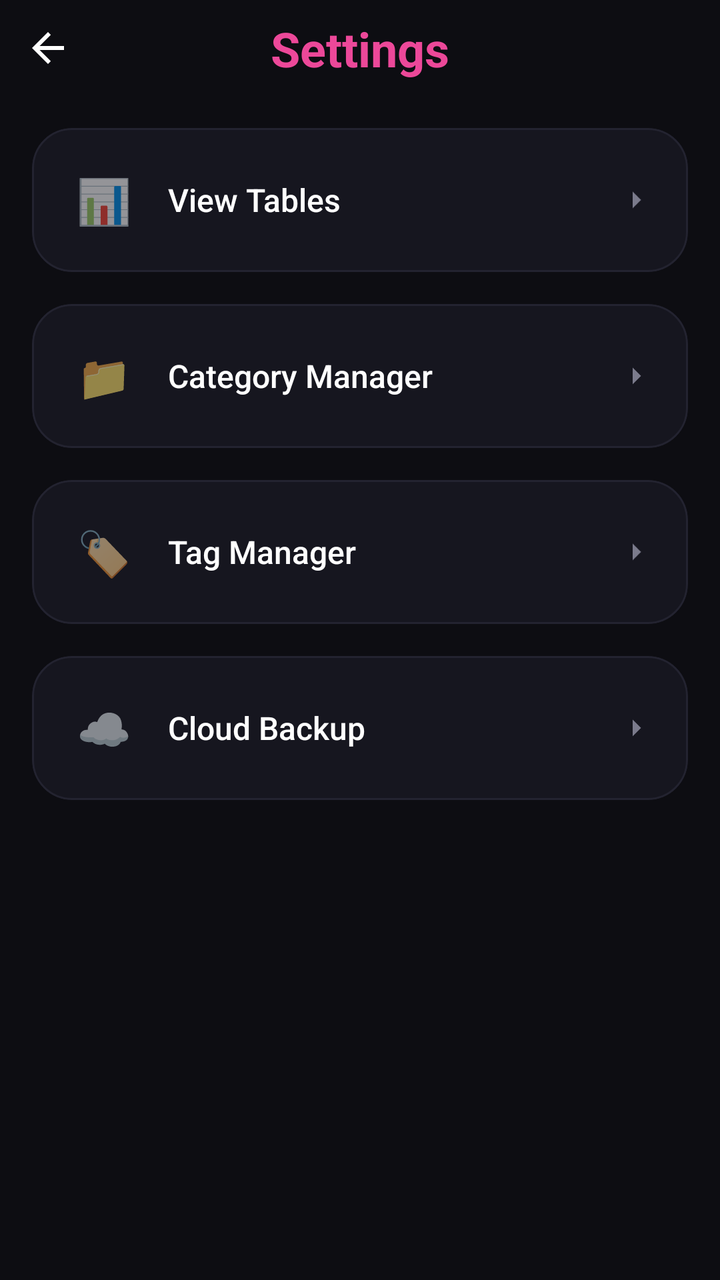
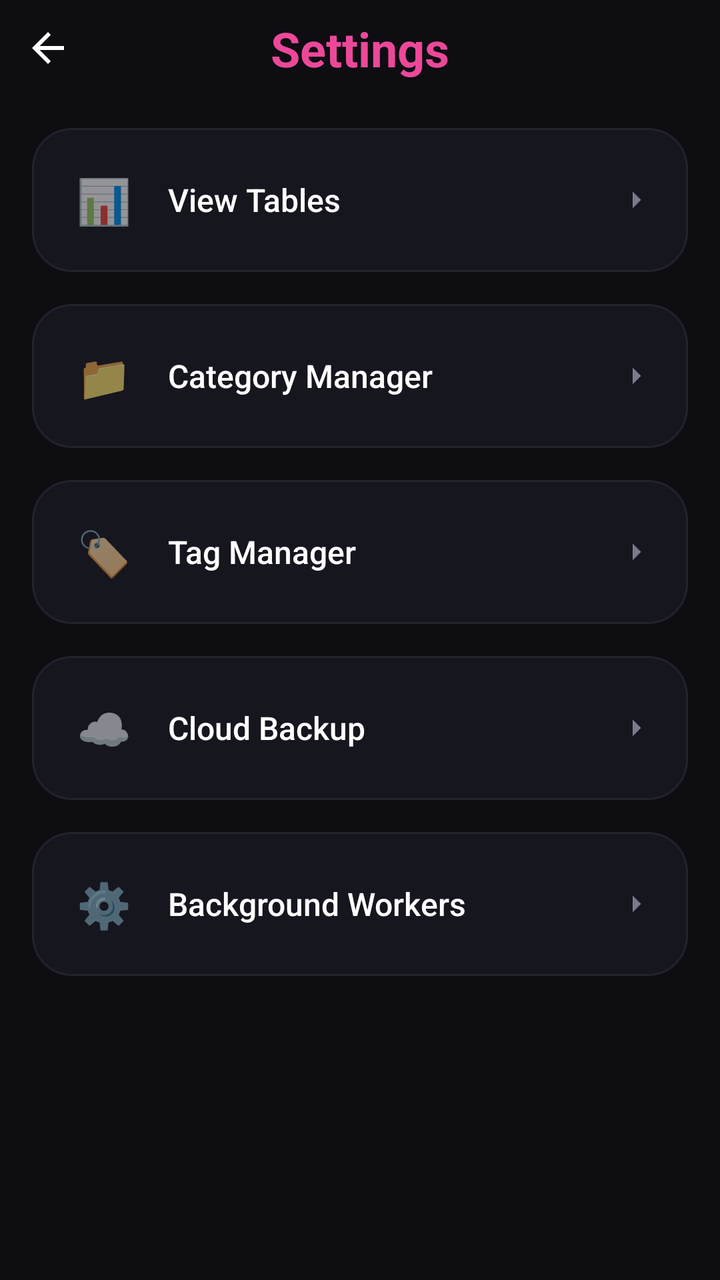

Compare the two renders of this Android layout. The source of the first and the diff that turns it into the second are given below.
<!-- AndroidManifest.xml: application theme Theme.PP -->
<!-- res/layout/activity_more.xml -->
<?xml version="1.0" encoding="utf-8"?>
<androidx.constraintlayout.widget.ConstraintLayout xmlns:android="http://schemas.android.com/apk/res/android"
    xmlns:app="http://schemas.android.com/apk/res-auto"
    android:layout_width="match_parent"
    android:layout_height="match_parent"
    android:background="@color/background"
    android:fitsSystemWindows="true">

    
    <ImageView
        android:id="@+id/btnBack"
        android:layout_width="48dp"
        android:layout_height="48dp"
        android:padding="12dp"
        android:src="@drawable/ic_back"
        android:contentDescription="@string/app_name"
        app:layout_constraintStart_toStartOf="parent"
        app:layout_constraintTop_toTopOf="parent"
        app:tint="@color/text_primary" />

    <TextView
        android:id="@+id/tvTitle"
        android:layout_width="wrap_content"
        android:layout_height="wrap_content"
        android:text="Settings"
        android:textColor="@color/accent_pink"
        android:textSize="24sp"
        android:textStyle="bold"
        app:layout_constraintBottom_toBottomOf="@id/btnBack"
        app:layout_constraintEnd_toEndOf="parent"
        app:layout_constraintStart_toStartOf="parent"
        app:layout_constraintTop_toTopOf="@id/btnBack" />

    <LinearLayout
        android:layout_width="match_parent"
        android:layout_height="wrap_content"
        android:orientation="vertical"
        android:padding="16dp"
        app:layout_constraintTop_toBottomOf="@id/btnBack">

        
        <com.google.android.material.card.MaterialCardView
            android:id="@+id/btnViewTables"
            android:layout_width="match_parent"
            android:layout_height="wrap_content"
            android:layout_marginBottom="16dp"
            app:cardBackgroundColor="@color/card_background"
            app:cardCornerRadius="20dp"
            app:cardElevation="0dp"
            app:strokeColor="@color/stroke_color"
            app:strokeWidth="1dp">
            <LinearLayout
                android:layout_width="match_parent"
                android:layout_height="wrap_content"
                android:orientation="horizontal"
                android:gravity="center_vertical"
                android:padding="16dp">
                <TextView
                    android:layout_width="40dp"
                    android:layout_height="40dp"
                    android:gravity="center"
                    android:text="📊"
                    android:textSize="22sp" />
                <TextView
                    android:layout_width="0dp"
                    android:layout_height="wrap_content"
                    android:layout_weight="1"
                    android:layout_marginStart="12dp"
                    android:text="View Tables"
                    android:textColor="@color/text_primary"
                    android:textSize="16sp"
                    android:fontFamily="sans-serif-medium" />
                <ImageView
                    android:layout_width="20dp"
                    android:layout_height="20dp"
                    android:src="@drawable/ic_arrow_down"
                    android:rotation="-90"
                    app:tint="@color/text_muted" />
            </LinearLayout>
        </com.google.android.material.card.MaterialCardView>

        
        <com.google.android.material.card.MaterialCardView
            android:id="@+id/btnCategoryManager"
            android:layout_width="match_parent"
            android:layout_height="wrap_content"
            android:layout_marginBottom="16dp"
            app:cardBackgroundColor="@color/card_background"
            app:cardCornerRadius="20dp"
            app:cardElevation="0dp"
            app:strokeColor="@color/stroke_color"
            app:strokeWidth="1dp">
            <LinearLayout
                android:layout_width="match_parent"
                android:layout_height="wrap_content"
                android:orientation="horizontal"
                android:gravity="center_vertical"
                android:padding="16dp">
                <TextView
                    android:layout_width="40dp"
                    android:layout_height="40dp"
                    android:gravity="center"
                    android:text="📁"
                    android:textSize="22sp" />
                <TextView
                    android:layout_width="0dp"
                    android:layout_height="wrap_content"
                    android:layout_weight="1"
                    android:layout_marginStart="12dp"
                    android:text="Category Manager"
                    android:textColor="@color/text_primary"
                    android:textSize="16sp"
                    android:fontFamily="sans-serif-medium" />
                <ImageView
                    android:layout_width="20dp"
                    android:layout_height="20dp"
                    android:src="@drawable/ic_arrow_down"
                    android:rotation="-90"
                    app:tint="@color/text_muted" />
            </LinearLayout>
        </com.google.android.material.card.MaterialCardView>

        
        <com.google.android.material.card.MaterialCardView
            android:id="@+id/btnTagManager"
            android:layout_width="match_parent"
            android:layout_height="wrap_content"
            android:layout_marginBottom="16dp"
            app:cardBackgroundColor="@color/card_background"
            app:cardCornerRadius="20dp"
            app:cardElevation="0dp"
            app:strokeColor="@color/stroke_color"
            app:strokeWidth="1dp">
            <LinearLayout
                android:layout_width="match_parent"
                android:layout_height="wrap_content"
                android:orientation="horizontal"
                android:gravity="center_vertical"
                android:padding="16dp">
                <TextView
                    android:layout_width="40dp"
                    android:layout_height="40dp"
                    android:gravity="center"
                    android:text="🏷️"
                    android:textSize="22sp" />
                <TextView
                    android:layout_width="0dp"
                    android:layout_height="wrap_content"
                    android:layout_weight="1"
                    android:layout_marginStart="12dp"
                    android:text="Tag Manager"
                    android:textColor="@color/text_primary"
                    android:textSize="16sp"
                    android:fontFamily="sans-serif-medium" />
                <ImageView
                    android:layout_width="20dp"
                    android:layout_height="20dp"
                    android:src="@drawable/ic_arrow_down"
                    android:rotation="-90"
                    app:tint="@color/text_muted" />
            </LinearLayout>
        </com.google.android.material.card.MaterialCardView>

        
        <com.google.android.material.card.MaterialCardView
            android:id="@+id/btnBackup"
            android:layout_width="match_parent"
            android:layout_height="wrap_content"
            android:layout_marginBottom="16dp"
            app:cardBackgroundColor="@color/card_background"
            app:cardCornerRadius="20dp"
            app:cardElevation="0dp"
            app:strokeColor="@color/stroke_color"
            app:strokeWidth="1dp">
            <LinearLayout
                android:layout_width="match_parent"
                android:layout_height="wrap_content"
                android:orientation="horizontal"
                android:gravity="center_vertical"
                android:padding="16dp">
                <TextView
                    android:layout_width="40dp"
                    android:layout_height="40dp"
                    android:gravity="center"
                    android:text="☁️"
                    android:textSize="22sp" />
                <TextView
                    android:layout_width="0dp"
                    android:layout_height="wrap_content"
                    android:layout_weight="1"
                    android:layout_marginStart="12dp"
                    android:text="Cloud Backup"
                    android:textColor="@color/text_primary"
                    android:textSize="16sp"
                    android:fontFamily="sans-serif-medium" />
                <ImageView
                    android:layout_width="20dp"
                    android:layout_height="20dp"
                    android:src="@drawable/ic_arrow_down"
                    android:rotation="-90"
                    app:tint="@color/text_muted" />
            </LinearLayout>
        </com.google.android.material.card.MaterialCardView>

    </LinearLayout>

</androidx.constraintlayout.widget.ConstraintLayout>
<!-- resources referenced by this layout -->
<resources>
  <color name="accent_pink">#EC4899</color>
  <color name="background">#0D0D12</color>
  <color name="card_background">#16161F</color>
  <color name="stroke_color">#232330</color>
  <color name="text_muted">#7B7B8C</color>
  <color name="text_primary">#FFFFFF</color>
  <!-- drawable ic_arrow_down (drawable) -->
  <vector xmlns:android="http://schemas.android.com/apk/res/android"
      android:width="24dp"
      android:height="24dp"
      android:viewportWidth="24"
      android:viewportHeight="24">
    <path
        android:fillColor="#FFFFFFFF"
        android:pathData="M7,10l5,5 5,-5H7z"/>
  </vector>
  <!-- drawable ic_back (drawable) -->
  <vector xmlns:android="http://schemas.android.com/apk/res/android"
      android:width="24dp"
      android:height="24dp"
      android:viewportWidth="24"
      android:viewportHeight="24">
    <path
        android:fillColor="#FF000000"
        android:pathData="M20,11H7.83l5.59,-5.59L12,4l-8,8 8,8 1.41,-1.41L7.83,13H20v-2z"/>
  </vector>
  <string name="app_name">PP</string>
  <style name="Theme.PP" parent="Theme.MaterialComponents.DayNight.NoActionBar">
          
          <item name="colorPrimary">@color/accent_purple</item>
          <item name="colorPrimaryVariant">@color/selected_date_bg</item>
          <item name="colorOnPrimary">@color/white</item>
          
          <item name="colorSecondary">@color/accent_pink</item>
          <item name="colorSecondaryVariant">@color/accent_pink</item>
          <item name="colorOnSecondary">@color/black</item>
          
          <item name="android:statusBarColor">@color/background</item>
          
      </style>
  <color name="accent_purple">#A855F7</color>
  <color name="selected_date_bg">#9333EA</color>
  <color name="white">#FFFFFFFF</color>
  <color name="black">#FF000000</color>
</resources>

<!-- the commit's change to res/layout/activity_more.xml (unified diff, before → after) -->
@@ -202,6 +202,47 @@
             </LinearLayout>
         </com.google.android.material.card.MaterialCardView>
 
+        
+        <com.google.android.material.card.MaterialCardView
+            android:id="@+id/btnWorkers"
+            android:layout_width="match_parent"
+            android:layout_height="wrap_content"
+            android:layout_marginBottom="16dp"
+            app:cardBackgroundColor="@color/card_background"
+            app:cardCornerRadius="20dp"
+            app:cardElevation="0dp"
+            app:strokeColor="@color/stroke_color"
+            app:strokeWidth="1dp">
+            <LinearLayout
+                android:layout_width="match_parent"
+                android:layout_height="wrap_content"
+                android:orientation="horizontal"
+                android:gravity="center_vertical"
+                android:padding="16dp">
+                <TextView
+                    android:layout_width="40dp"
+                    android:layout_height="40dp"
+                    android:gravity="center"
+                    android:text="⚙️"
+                    android:textSize="22sp" />
+                <TextView
+                    android:layout_width="0dp"
+                    android:layout_height="wrap_content"
+                    android:layout_weight="1"
+                    android:layout_marginStart="12dp"
+                    android:text="Background Workers"
+                    android:textColor="@color/text_primary"
+                    android:textSize="16sp"
+                    android:fontFamily="sans-serif-medium" />
+                <ImageView
+                    android:layout_width="20dp"
+                    android:layout_height="20dp"
+                    android:src="@drawable/ic_arrow_down"
+                    android:rotation="-90"
+                    app:tint="@color/text_muted" />
+            </LinearLayout>
+        </com.google.android.material.card.MaterialCardView>
+
     </LinearLayout>
 
 </androidx.constraintlayout.widget.ConstraintLayout>
